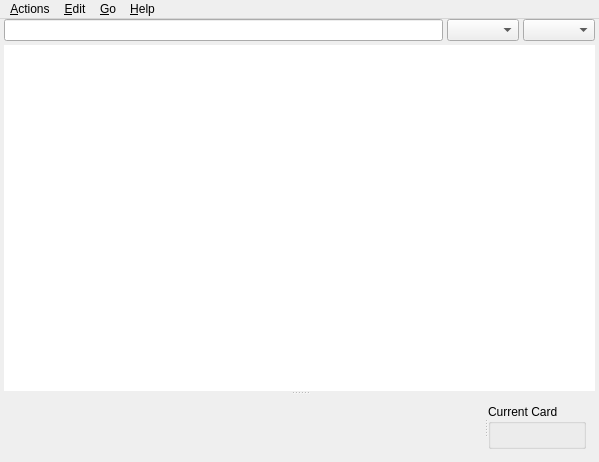
This is designer/cardlist.ui in ankitects/anki as Qt 5 draws it before an edit. The edited form follows.
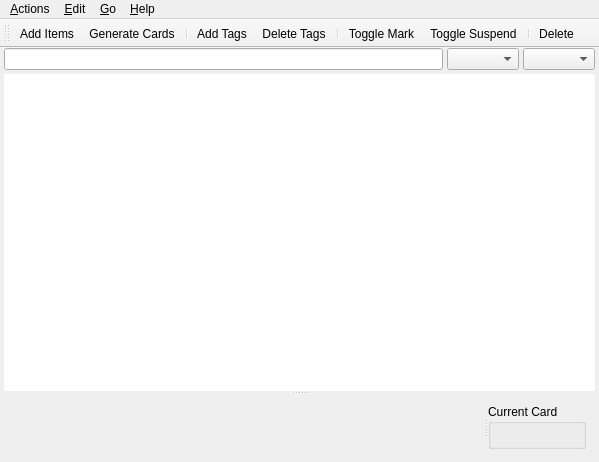
This is the edited form. Icons and pictures are not drawn.

Commit message: toolbar in cardlist, toggleable suspend&mark, coloured marked cards

Patch:
```diff
--- a/designer/cardlist.ui
+++ b/designer/cardlist.ui
@@ -233,6 +233,33 @@
    <addaction name="menuJump"/>
    <addaction name="menu_Help"/>
   </widget>
+  <widget class="QToolBar" name="toolBar">
+   <property name="windowTitle">
+    <string>toolBar</string>
+   </property>
+   <property name="iconSize">
+    <size>
+     <width>32</width>
+     <height>32</height>
+    </size>
+   </property>
+   <attribute name="toolBarArea">
+    <enum>TopToolBarArea</enum>
+   </attribute>
+   <attribute name="toolBarBreak">
+    <bool>false</bool>
+   </attribute>
+   <addaction name="actionAddItems"/>
+   <addaction name="actionAddCards"/>
+   <addaction name="separator"/>
+   <addaction name="actionAddTag"/>
+   <addaction name="actionDeleteTag"/>
+   <addaction name="separator"/>
+   <addaction name="actionToggleMark"/>
+   <addaction name="actionToggleSuspend"/>
+   <addaction name="separator"/>
+   <addaction name="actionDelete"/>
+  </widget>
   <action name="actionDelete">
    <property name="icon">
     <iconset resource="../icons.qrc">
@@ -488,6 +515,30 @@
     <string>Ctrl+D</string>
    </property>
   </action>
+  <action name="actionToggleSuspend">
+   <property name="checkable">
+    <bool>true</bool>
+   </property>
+   <property name="icon">
+    <iconset resource="../icons.qrc">
+     <normaloff>:/icons/media-playback-pause.png</normaloff>:/icons/media-playback-pause.png</iconset>
+   </property>
+   <property name="text">
+    <string>Toggle Suspend</string>
+   </property>
+  </action>
+  <action name="actionToggleMark">
+   <property name="checkable">
+    <bool>true</bool>
+   </property>
+   <property name="icon">
+    <iconset resource="../icons.qrc">
+     <normaloff>:/icons/rating.png</normaloff>:/icons/rating.png</iconset>
+   </property>
+   <property name="text">
+    <string>Toggle Mark</string>
+   </property>
+  </action>
  </widget>
  <resources>
   <include location="../icons.qrc"/>
```
Left out of the diff: 6 changed lines with no effect on the pictures. The commit also changes 1 other file.
